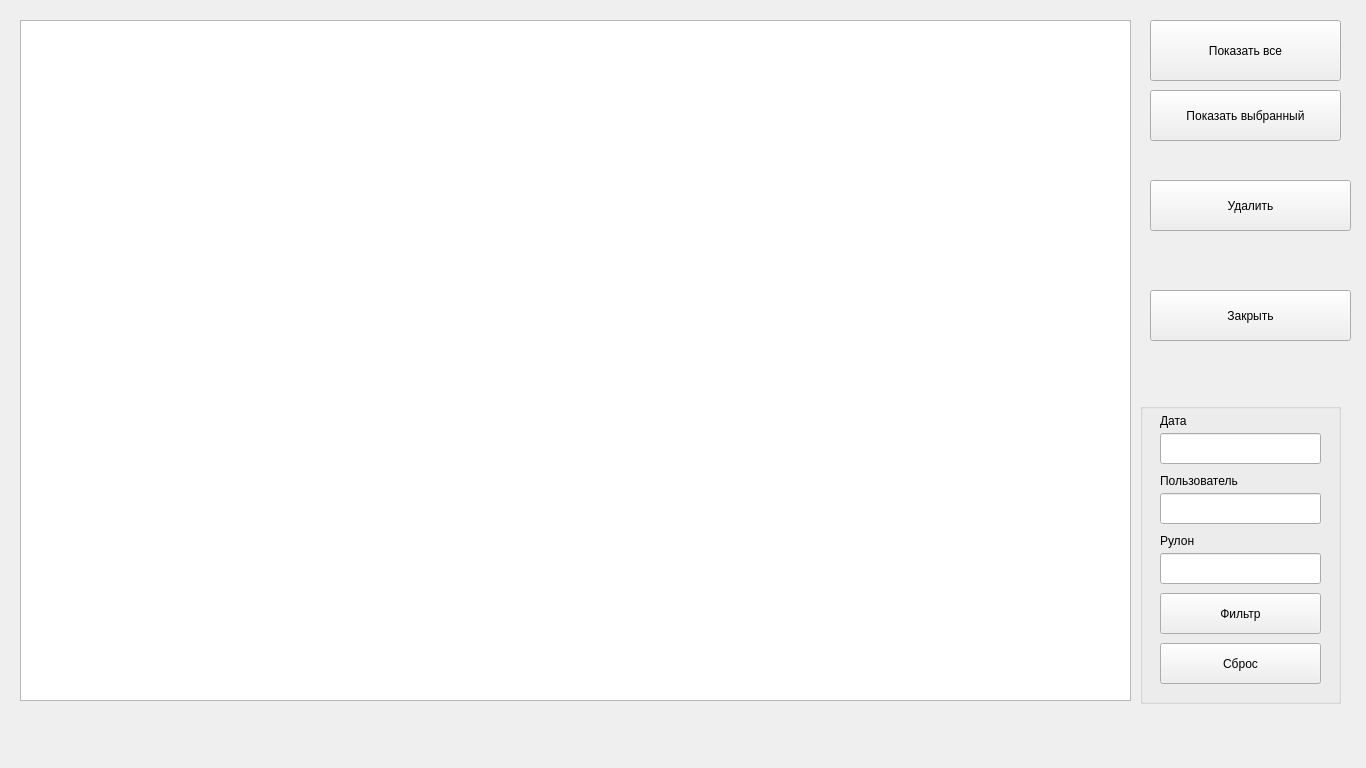
SergeyPesterevD-TEST/Abest2, file sqlfilter.ui: the form before one commit.
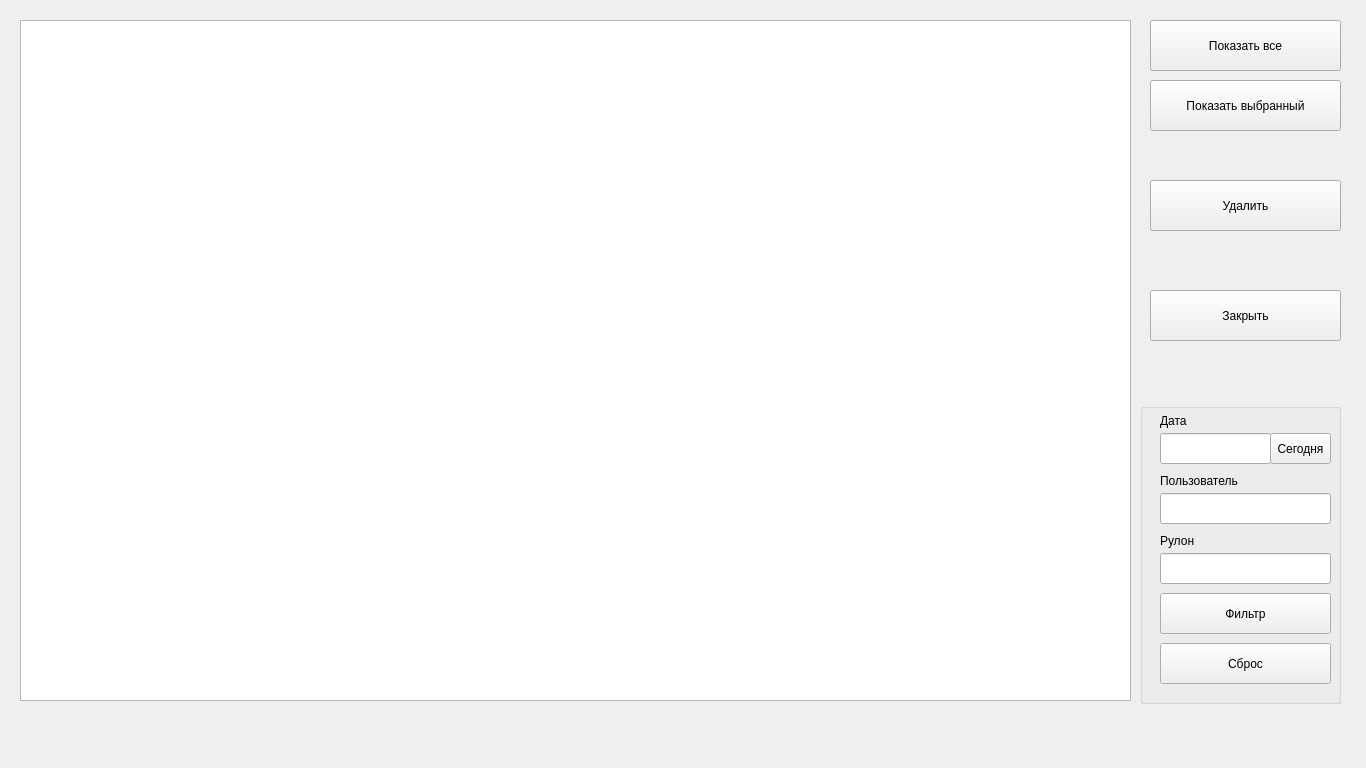
The form after the commit.

Patch:
```diff
--- a/sqlfilter.ui
+++ b/sqlfilter.ui
@@ -19,7 +19,7 @@
      <x>1150</x>
      <y>20</y>
      <width>191</width>
-     <height>61</height>
+     <height>51</height>
     </rect>
    </property>
    <property name="text">
@@ -31,7 +31,7 @@
     <rect>
      <x>1150</x>
      <y>290</y>
-     <width>201</width>
+     <width>191</width>
      <height>51</height>
     </rect>
    </property>
@@ -64,7 +64,7 @@
    <property name="geometry">
     <rect>
      <x>1150</x>
-     <y>90</y>
+     <y>80</y>
      <width>191</width>
      <height>51</height>
     </rect>
@@ -90,7 +90,7 @@
      <rect>
       <x>20</x>
       <y>190</y>
-      <width>161</width>
+      <width>171</width>
       <height>41</height>
      </rect>
     </property>
@@ -103,7 +103,7 @@
      <rect>
       <x>20</x>
       <y>30</y>
-      <width>161</width>
+      <width>111</width>
       <height>31</height>
      </rect>
     </property>
@@ -113,7 +113,7 @@
      <rect>
       <x>20</x>
       <y>90</y>
-      <width>161</width>
+      <width>171</width>
       <height>31</height>
      </rect>
     </property>
@@ -123,7 +123,7 @@
      <rect>
       <x>20</x>
       <y>150</y>
-      <width>161</width>
+      <width>171</width>
       <height>31</height>
      </rect>
     </property>
@@ -172,7 +172,7 @@
      <rect>
       <x>20</x>
       <y>240</y>
-      <width>161</width>
+      <width>171</width>
       <height>41</height>
      </rect>
     </property>
@@ -180,13 +180,26 @@
      <string>Сброс</string>
     </property>
    </widget>
+   <widget class="QPushButton" name="pushButton_5">
+    <property name="geometry">
+     <rect>
+      <x>130</x>
+      <y>30</y>
+      <width>61</width>
+      <height>31</height>
+     </rect>
+    </property>
+    <property name="text">
+     <string>Сегодня</string>
+    </property>
+   </widget>
   </widget>
   <widget class="QPushButton" name="pushButton_4">
    <property name="geometry">
     <rect>
      <x>1150</x>
      <y>180</y>
-     <width>201</width>
+     <width>191</width>
      <height>51</height>
     </rect>
    </property>
```
Left out of the diff: 3 changed lines with no effect on the pictures.
